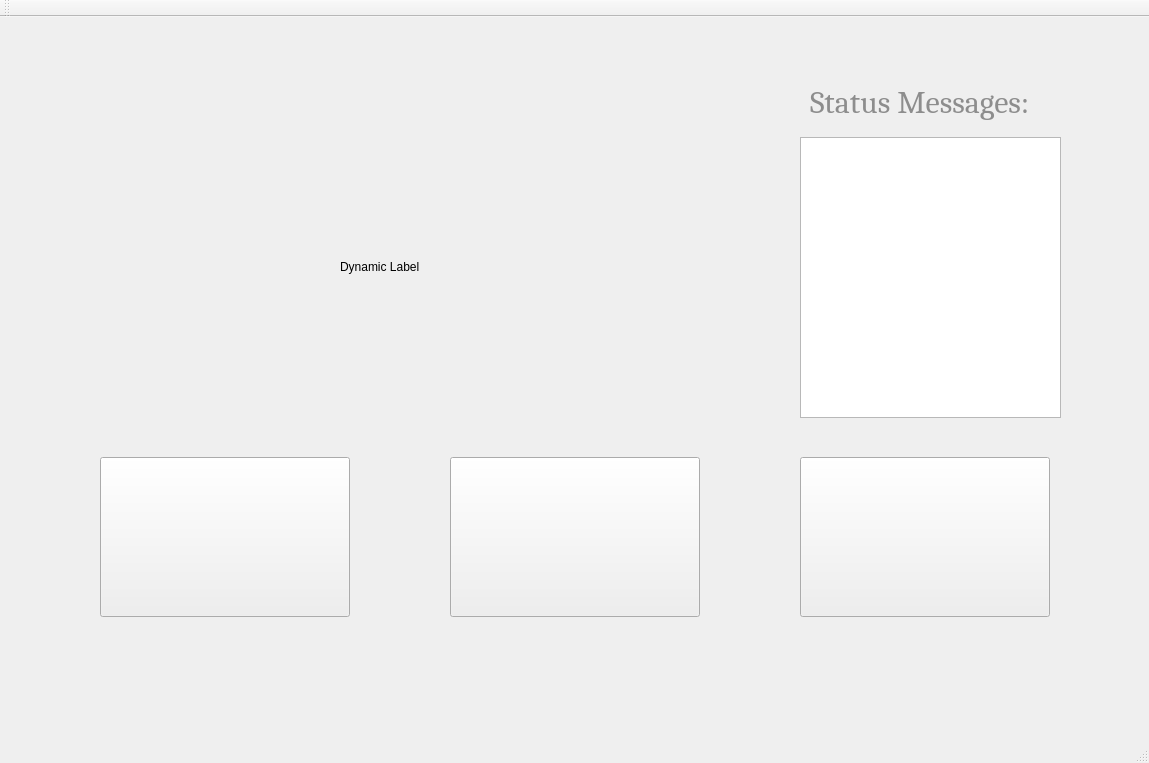
The window that LinuxProject1/LinuxProject1/MainWindow.ui (simoher/SemesterProjekt3IHA) describes before a commit, drawn with Qt 5.
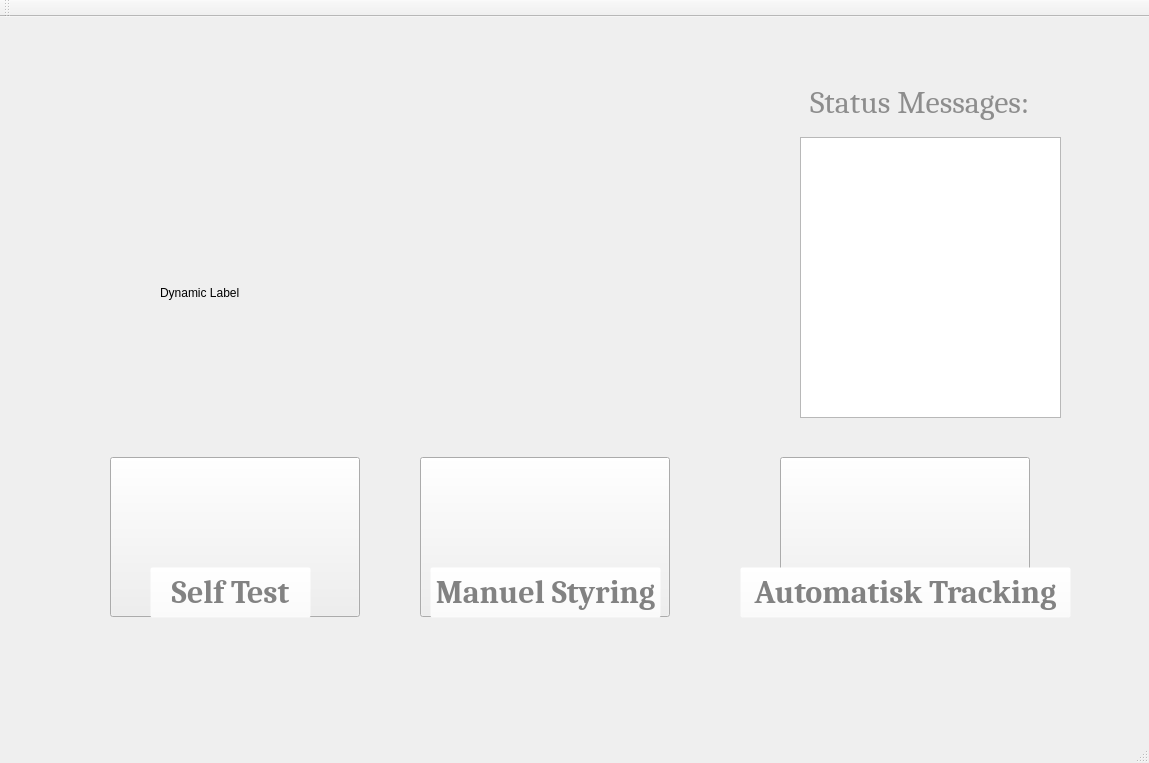
The same window after the commit. Icons and pictures are not drawn.

Commit message: Icon and button update

The edit to the form file:
```diff
--- a/LinuxProject1/LinuxProject1/MainWindow.ui
+++ b/LinuxProject1/LinuxProject1/MainWindow.ui
@@ -21,7 +21,7 @@
    <widget class="QPushButton" name="pushButton_AutomatiskTracking">
     <property name="geometry">
      <rect>
-      <x>800</x>
+      <x>780</x>
       <y>440</y>
       <width>250</width>
       <height>160</height>
@@ -42,7 +42,7 @@
    <widget class="QPushButton" name="pushButton_Selftest">
     <property name="geometry">
      <rect>
-      <x>100</x>
+      <x>110</x>
       <y>440</y>
       <width>250</width>
       <height>160</height>
@@ -64,7 +64,7 @@
    <widget class="QPushButton" name="pushButton_ManuelStyring">
     <property name="geometry">
      <rect>
-      <x>450</x>
+      <x>420</x>
       <y>440</y>
       <width>250</width>
       <height>160</height>
@@ -110,10 +110,10 @@
    <widget class="QLabel" name="label_dynamic">
     <property name="geometry">
      <rect>
-      <x>340</x>
-      <y>240</y>
-      <width>161</width>
-      <height>20</height>
+      <x>160</x>
+      <y>220</y>
+      <width>521</width>
+      <height>111</height>
      </rect>
     </property>
     <property name="layoutDirection">
@@ -137,19 +137,103 @@
     </property>
     <property name="font">
      <font>
-      <pointsize>20</pointsize>
+      <family>Cambria</family>
+      <pointsize>24</pointsize>
+      <weight>75</weight>
+      <bold>true</bold>
      </font>
     </property>
     <property name="styleSheet">
      <string notr="true">border-image: url();</string>
     </property>
    </widget>
+   <widget class="QPushButton" name="pushButton">
+    <property name="geometry">
+     <rect>
+      <x>150</x>
+      <y>550</y>
+      <width>161</width>
+      <height>51</height>
+     </rect>
+    </property>
+    <property name="font">
+     <font>
+      <family>Cambria</family>
+      <pointsize>24</pointsize>
+      <weight>75</weight>
+      <bold>true</bold>
+     </font>
+    </property>
+    <property name="styleSheet">
+     <string notr="true">background-color: rgba(255, 255, 255, 0);
+color: rgb(130, 130, 130)
+</string>
+    </property>
+    <property name="text">
+     <string>Self Test</string>
+    </property>
+   </widget>
+   <widget class="QPushButton" name="pushButton_2">
+    <property name="geometry">
+     <rect>
+      <x>430</x>
+      <y>550</y>
+      <width>231</width>
+      <height>51</height>
+     </rect>
+    </property>
+    <property name="font">
+     <font>
+      <family>Cambria</family>
+      <pointsize>24</pointsize>
+      <weight>75</weight>
+      <bold>true</bold>
+     </font>
+    </property>
+    <property name="styleSheet">
+     <string notr="true">background-color: rgba(255, 255, 255, 0);
+color: rgb(130, 130, 130)
+</string>
+    </property>
+    <property name="text">
+     <string>Manuel Styring</string>
+    </property>
+   </widget>
+   <widget class="QPushButton" name="pushButton_3">
+    <property name="geometry">
+     <rect>
+      <x>740</x>
+      <y>550</y>
+      <width>331</width>
+      <height>51</height>
+     </rect>
+    </property>
+    <property name="font">
+     <font>
+      <family>Cambria</family>
+      <pointsize>24</pointsize>
+      <weight>75</weight>
+      <bold>true</bold>
+     </font>
+    </property>
+    <property name="styleSheet">
+     <string notr="true">background-color: rgba(255, 255, 255, 0);
+color: rgb(130, 130, 130)
+</string>
+    </property>
+    <property name="text">
+     <string>Automatisk Tracking</string>
+    </property>
+   </widget>
+   <zorder>pushButton_Selftest</zorder>
    <zorder>pushButton_AutomatiskTracking</zorder>
    <zorder>pushButton_ManuelStyring</zorder>
    <zorder>label_nondynamic</zorder>
    <zorder>label_dynamic</zorder>
    <zorder>textEdit</zorder>
-   <zorder>pushButton_Selftest</zorder>
+   <zorder>pushButton</zorder>
+   <zorder>pushButton_2</zorder>
+   <zorder>pushButton_3</zorder>
   </widget>
   <widget class="QMenuBar" name="menuBar">
    <property name="geometry">
```
Left out of the diff: 72 changed lines with no effect on the pictures. The commit also changes 20 other files.
